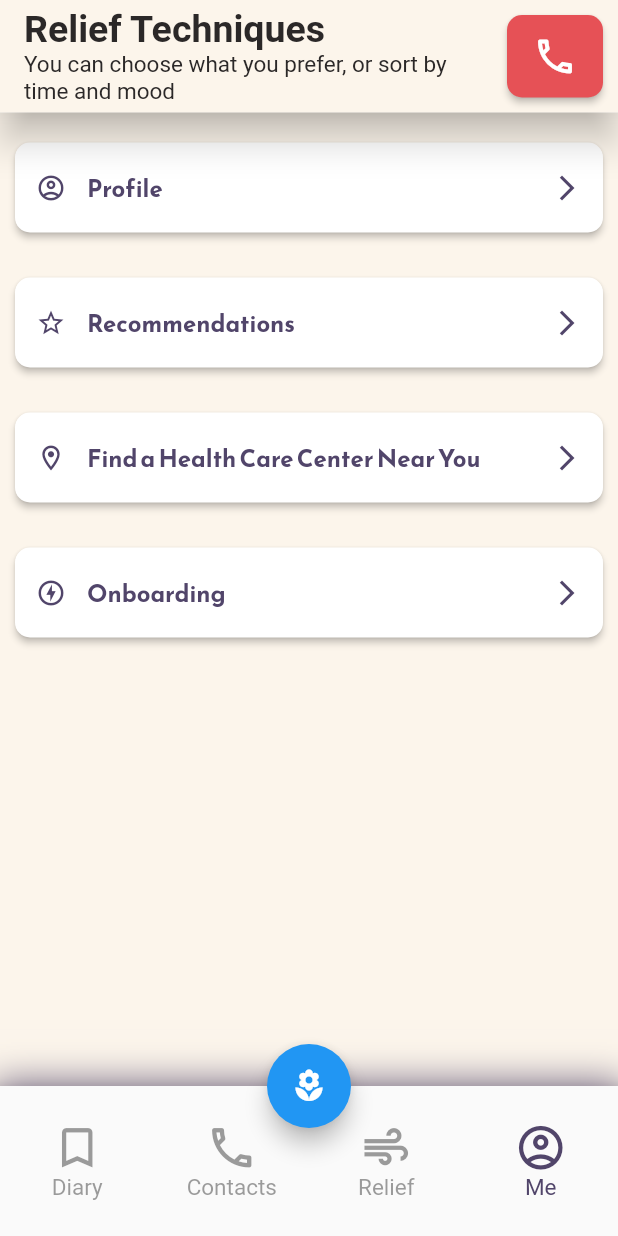
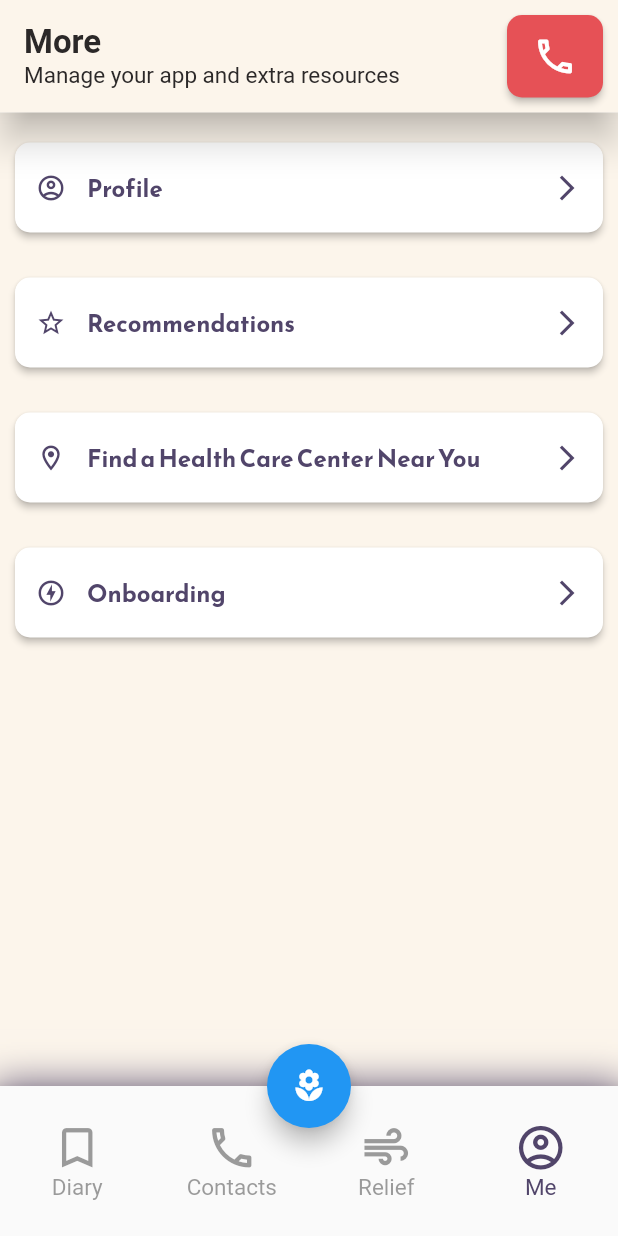
Before and after one commit to AlexShor0103/Team-2136-ReliefLink, a Flutter app: the screen it shows after launch, item 4 of the bottom bar chosen, on a phone screen of 412 x 824 dp. Run offline on Flutter 3.47's test engine with Material 2 defaults, Android fonts, the phone set to English and light mode, and no system bars; our stand-ins replace chewie, google_maps_flutter, shared_preferences, video_player; missing offline and left inert: store_redirect.

Commit message:
Added top navigation bar to screens

```diff
--- a/lib/components/Navigation/TopBars.dart
+++ b/lib/components/Navigation/TopBars.dart
@@ -2,11 +2,14 @@ import 'package:flutter/material.dart';
 import 'package:relieflink/screens/NavigationWrapper.dart';
 import 'package:relieflink/utils/constants.dart';
 
-class Top_Relief extends StatelessWidget implements PreferredSizeWidget {
+class TopBars extends StatelessWidget implements PreferredSizeWidget {
   @override
   final Size preferredSize; // default is 56.0
+  final String mainText;
+  final String descriptiveText;
 
-  const Top_Relief({Key? key})
+  const TopBars(
+      {Key? key, required this.mainText, required this.descriptiveText})
       : preferredSize = const Size(75, 75),
         super(key: key);
 
@@ -16,20 +19,19 @@ class Top_Relief extends StatelessWidget implements PreferredSizeWidget {
     return AppBar(
       iconTheme: IconThemeData(color: Colors.black),
       elevation: 10,
-      title: Center(
+      title: Container(
         child: RichText(
           textAlign: TextAlign.left,
-          text: const TextSpan(
-              text: "Relief Techniques\n",
+          text: TextSpan(
+              text: mainText + '\n',
               style: TextStyle(
-                fontSize: 25,
+                fontSize: 22,
                 fontWeight: FontWeight.bold,
                 color: black,
               ),
               children: <TextSpan>[
                 TextSpan(
-                  text:
-                      'You can choose what you prefer, or sort by time and mood',
+                  text: descriptiveText,
                   style: TextStyle(
                     fontSize: 15,
                     fontWeight: FontWeight.normal,
@@ -120,107 +122,33 @@ class Top_Relief extends StatelessWidget implements PreferredSizeWidget {
   }
 }
 
-class Top_emergency extends StatelessWidget {
-  const Top_emergency({Key? key}) : super(key: key);
-
-  @override
-  Widget build(BuildContext context) {
-    return Scaffold(
-      appBar: AppBar(
-        title: RichText(
-          textAlign: TextAlign.left,
-          text: const TextSpan(
-              text: "Emergency Contacts\n",
-              style: TextStyle(
-                  fontSize: 25,
-                  fontWeight: FontWeight.bold,
-                  color: AppColors.black),
-              children: <TextSpan>[
-                TextSpan(
-                  text: 'Remember to reach out to those you love and care for',
-                  style: TextStyle(
-                    fontSize: 15,
-                    fontWeight: FontWeight.normal,
-                    color: AppColors.black,
-                  ),
-                ),
-              ]),
-        ),
-        //titleSpacing: 10,
-        backgroundColor: AppColors.black,
-        toolbarHeight: 75,
-        actions: <Widget>[
-          ElevatedButton(
-            child: const Icon(
-              Icons.phone_outlined,
-              size: 45,
-              color: AppColors.white,
-            ),
-            style: ElevatedButton.styleFrom(
-              //fixedSize: Size(75,75),
-              primary: AppColors.red2,
-              shape: const RoundedRectangleBorder(
-                borderRadius: BorderRadius.only(
-                  topLeft: Radius.circular(10.0),
-                  topRight: Radius.circular(10.0),
-                  bottomLeft: Radius.circular(10.0),
-                  bottomRight: Radius.circular(10.0),
-                ),
-                side: BorderSide(color: Colors.transparent),
-              ),
-            ),
-            onPressed: () {
-              showDialog(
-                context: context,
-                builder: (BuildContext context) {
-                  return AlertDialog(
-                    insetPadding: const EdgeInsets.only(
-                        left: 100, top: 250, right: 100, bottom: 250),
-                    shape: const RoundedRectangleBorder(
-                        borderRadius: BorderRadius.all(Radius.circular(10.0))),
-                    content: Column(
-                      children: <Widget>[
-                        const Text("Call for emergency?"),
-                        const SizedBox(
-                          height: 20,
-                        ),
-                        Row(children: <Widget>[
-                          ElevatedButton(
-                            style: ElevatedButton.styleFrom(
-                              primary: Colors.red,
-                            ),
-                            child: const Icon(Icons.close),
-                            onPressed: () =>
-                                Navigator.of(context, rootNavigator: true)
-                                    .pop('dialog'),
-                          ),
-                          const SizedBox(width: 30),
-                          ElevatedButton(
-                            style: ElevatedButton.styleFrom(
-                              primary: Colors.green,
-                            ),
-                            child: const Icon(Icons.check),
-                            //TODO: call actual contacts
-                            onPressed: () =>
-                                Navigator.of(context, rootNavigator: true)
-                                    .pop('dialog'),
-                          ),
-                        ]),
-                      ],
-                    ),
-                  );
-                },
-              );
-            },
-          ),
-        ],
-      ),
-      body: const Center(
-        child: Text(
-          'Top_Emergency',
-          style: TextStyle(fontSize: 24),
-        ),
-      ),
-    );
-  }
+class TOP_BARS {
+  static const RELIEF_MAIN = TopBars(
+    mainText: 'Relief Techniques',
+    descriptiveText: 'Browse all relief activities',
+  );
+  static const RELIEF = TopBars(
+    mainText: 'Relief Technique',
+    descriptiveText: 'Enjoy your activity!',
+  );
+  static const ONBOARDING = TopBars(
+    mainText: 'Welcome to ReliefLink',
+    descriptiveText: 'We are here to help',
+  );
+  static const DIARY = TopBars(
+    mainText: 'Diary',
+    descriptiveText: 'Write down how you feel',
+  );
+  static const CONTACTS = TopBars(
+    mainText: 'Emergency Contacts',
+    descriptiveText: 'Manage your emergency contacts',
+  );
+  static const ME = TopBars(
+    mainText: 'More',
+    descriptiveText: 'Manage your app and extra resources',
+  );
+  static const CRISIS = TopBars(
+    mainText: 'Crisis Plan',
+    descriptiveText: 'Manage your crisis plan',
+  );
 }
--- a/lib/components/ReliefActivity/ReliefRateScreen.dart
+++ b/lib/components/ReliefActivity/ReliefRateScreen.dart
@@ -11,7 +11,7 @@ class ReliefRateScreen extends StatelessWidget {
   @override
   Widget build(BuildContext context) {
     return Scaffold(
-      appBar: Top_Relief(), // Insert header here
+      appBar: TOP_BARS.RELIEF, // Insert header here
       body: Padding(
         padding: const EdgeInsets.all(20),
         child: RatingSection(data: data),
@@ -72,7 +72,8 @@ class _RatingSectionState extends State<RatingSection> {
 class RateButton extends StatelessWidget {
   final ReliefTechniqueData data;
   Function getRatingValue;
-  RateButton({Key? key, required this.data, required this.getRatingValue}) : super(key: key);
+  RateButton({Key? key, required this.data, required this.getRatingValue})
+      : super(key: key);
 
   @override
   Widget build(BuildContext context) {
--- a/lib/components/ReliefActivity/ReliefScreen.dart
+++ b/lib/components/ReliefActivity/ReliefScreen.dart
@@ -15,7 +15,7 @@ class ReliefScreen extends StatelessWidget {
   @override
   Widget build(BuildContext context) {
     return Scaffold(
-      appBar: const Top_Relief(),
+      appBar: TOP_BARS.RELIEF,
       body: Padding(
         padding: const EdgeInsets.all(20),
         child: VideoArea(data: data),
--- a/lib/main.dart
+++ b/lib/main.dart
@@ -54,6 +54,6 @@ class _MyHomePageState extends State<MyHomePage> {
     // fast, so that you can just rebuild anything that needs updating rather
     // than having to individually change instances of widgets.
 
-    return Scaffold(appBar: const Top_Relief(), body: SafeArea(child: Nav()));
+    return const Nav();
   }
 }
--- a/lib/screens/DemonstrationScreen.dart
+++ b/lib/screens/DemonstrationScreen.dart
@@ -24,7 +24,7 @@ class DemonstrationScreen extends StatelessWidget {
     return Material(
       child: Stack(children: [
         IgnorePointer(
-          child: Scaffold(appBar: const Top_Relief(), body: originalScreen),
+          child: Scaffold(appBar: TOP_BARS.ONBOARDING, body: originalScreen),
         ),
         Positioned(
             top: 0,
--- a/lib/screens/NavigationWrapper.dart
+++ b/lib/screens/NavigationWrapper.dart
@@ -1,4 +1,5 @@
 import 'package:flutter/material.dart';
+import 'package:relieflink/components/Navigation/TopBars.dart';
 import 'package:relieflink/screens/DiaryScreen.dart';
 import 'package:relieflink/screens/ContactsScreen.dart';
 import 'package:relieflink/utils/constants.dart';
@@ -27,8 +28,29 @@ class _NavState extends State<Nav> {
 
   @override
   Widget build(BuildContext context) {
+    var appBar;
+    switch (currentIndex) {
+      case 0:
+        appBar = TOP_BARS.DIARY;
+        break;
+      case 1:
+        appBar = TOP_BARS.CONTACTS;
+        break;
+      case 2:
+        appBar = TOP_BARS.RELIEF_MAIN;
+        break;
+      case 3:
+        appBar = TOP_BARS.ME;
+        break;
+      case 4:
+        appBar = TOP_BARS.CRISIS;
+        break;
+      default:
+    }
+
     return Scaffold(
         //state within screens are maintained
+        appBar: appBar,
         floatingActionButton: FloatingActionButton(
           heroTag: null,
           child: const Icon(Icons
--- a/lib/screens/OnboardingScreen.dart
+++ b/lib/screens/OnboardingScreen.dart
@@ -66,7 +66,7 @@ class _OnboardingScreenState extends State<OnboardingScreen> {
                                                                           () {
                                                                         Navigator.push(
                                                                             context,
-                                                                            MaterialPageRoute(builder: (context) => Scaffold(appBar: const Top_Relief(), body: SafeArea(child: Nav()))));
+                                                                            MaterialPageRoute(builder: (context) => Scaffold(appBar: TOP_BARS.ONBOARDING, body: SafeArea(child: Nav()))));
                                                                       },
                                                                       originalScreen:
                                                                           MeScreen(),
@@ -95,7 +95,7 @@ class _OnboardingScreenState extends State<OnboardingScreen> {
                             context,
                             MaterialPageRoute(
                                 builder: (context) => Scaffold(
-                                    appBar: const Top_Relief(),
+                                    appBar: TOP_BARS.ONBOARDING,
                                     body: SafeArea(child: Nav()))));
                       },
                       child: const Text(
```
